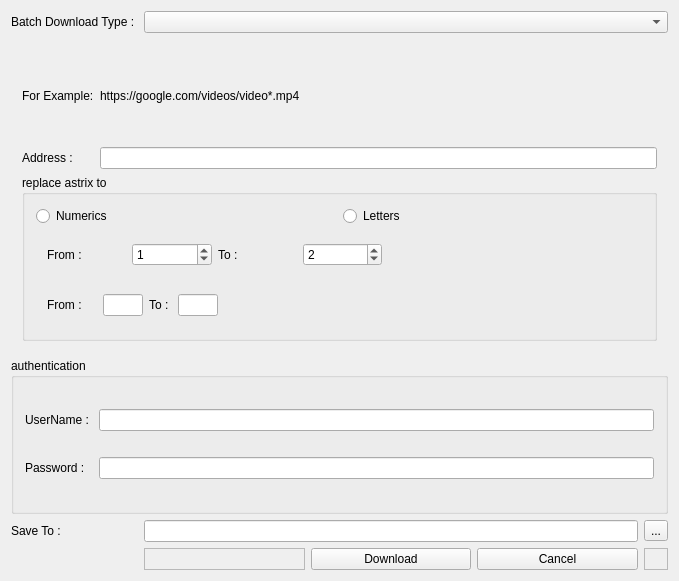
First picture: the form in HeaderAndUi/BatchDownloadCreatorWidget.ui, repository hamedshakib/New-Download-Manager, before the edit.
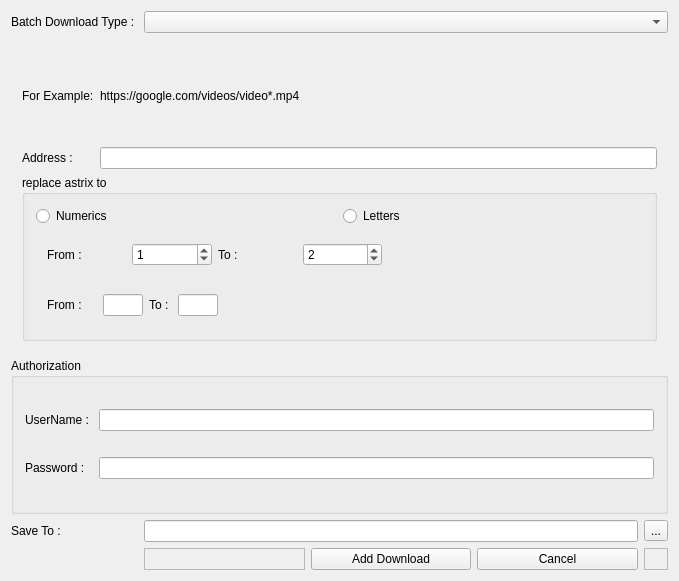
Second picture: the form after the edit.

Commit message: add Username and Password To Download

Diff of the .ui file:
```diff
--- a/HeaderAndUi/BatchDownloadCreatorWidget.ui
+++ b/HeaderAndUi/BatchDownloadCreatorWidget.ui
@@ -62,7 +62,7 @@
    <item row="7" column="2">
     <widget class="QPushButton" name="Download_pushButton">
      <property name="text">
-      <string>Download</string>
+      <string>Add Download</string>
      </property>
     </widget>
    </item>
@@ -354,7 +354,7 @@
       </sizepolicy>
      </property>
      <property name="title">
-      <string>authentication</string>
+      <string>Authorization</string>
      </property>
      <layout class="QGridLayout" name="gridLayout_6">
       <item row="0" column="0">
```
The commit also changes 10 other files.
